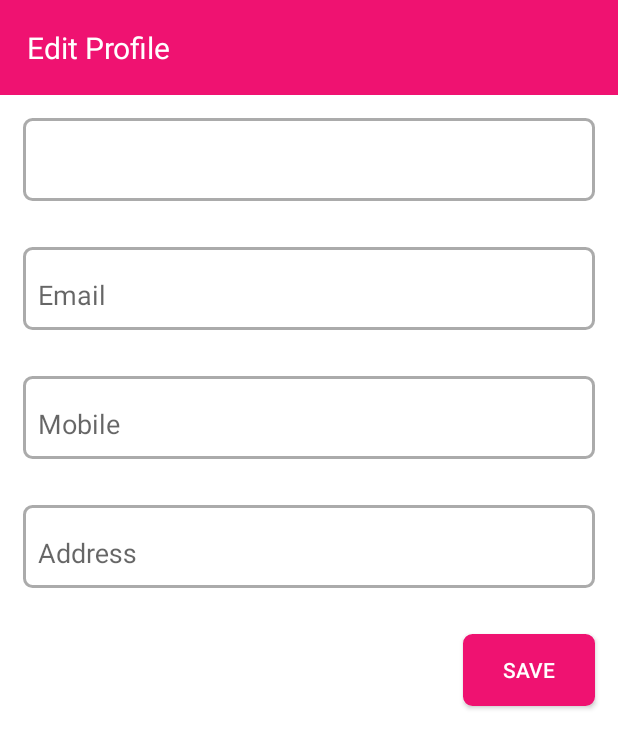
After one commit to HodaTabasi/app, an Android app: the layout edit_profile_dialog.xml on its own in the app's theme, with its tools: preview values and no code run, on a phone screen of 412 x 824 dp. The commit adds this screen. Shown: the top 748 px of the screen. Run offline under Robolectric (Android 15) with nearby library versions, the phone set to English and light mode, and no system bars; network calls fail.

Commit message:
edit_profle_dialog

```diff
--- a/app/build.gradle
+++ b/app/build.gradle
@@ -33,6 +33,7 @@ dependencies {
     compile 'com.android.support:appcompat-v7:26.0.0-alpha1'
     compile 'com.android.support:support-v4:26.0.0-alpha1'
     compile 'com.payfort:start:0.2'
+    compile 'com.mikhaellopez:circularimageview:3.0.2'
     compile 'com.android.volley:volley:1.0.0'
     compile 'com.google.code.gson:gson:2.8.1'
     compile 'com.squareup.picasso:picasso:2.5.2'
--- /dev/null
+++ b/app/src/main/res/drawable/rectangle_border.xml
@@ -0,0 +1,20 @@
+<?xml version="1.0" encoding="utf-8"?>
+<selector xmlns:android="http://schemas.android.com/apk/res/android">
+
+    <item android:state_selected="true">
+        <shape android:shape="rectangle">
+            <stroke android:width="2dp" android:color="@color/colorPrimary" />
+            <corners android:radius="5dp" />
+            <solid android:color="#fff" />
+        </shape>
+    </item>
+
+    <item >
+        <shape  android:shape="rectangle">
+            <stroke android:width="2dp" android:color="#ababab" />
+            <corners android:radius="5dp" />
+            <solid android:color="#fff" />
+        </shape>
+    </item>
+
+</selector>
--- a/app/src/main/res/layout/activity_item_details.xml
+++ b/app/src/main/res/layout/activity_item_details.xml
@@ -140,8 +140,6 @@
         android:orientation="horizontal"
         android:layout_alignParentBottom="true"
         android:padding="7dp"
-        android:layout_marginStart="5dp"
-        android:layout_marginLeft="5dp"
         android:layout_marginBottom="30dp">
         <Button
             android:layout_width="wrap_content"
@@ -152,8 +150,6 @@
             android:gravity="center"
             android:textSize="18sp"
             android:padding="10dp"
-            android:layout_marginEnd="5dp"
-            android:layout_marginRight="5dp"
             android:id="@+id/add_cart_btn"
             android:ems="14"
             />
--- /dev/null
+++ b/app/src/main/res/layout/edit_profile_dialog.xml
@@ -0,0 +1,94 @@
+<?xml version="1.0" encoding="utf-8"?>
+<LinearLayout xmlns:android="http://schemas.android.com/apk/res/android"
+    android:layout_width="match_parent"
+    android:layout_height="match_parent"
+    android:background="#fff"
+    android:orientation="vertical">
+
+    <TextView
+        android:layout_width="match_parent"
+        android:layout_height="wrap_content"
+        android:background="@color/colorPrimary"
+        android:padding="18dp"
+        android:text="Edit Profile"
+        android:textColor="#fff"
+        android:textSize="20dp" />
+
+
+    <android.support.design.widget.TextInputLayout
+        android:layout_width="match_parent"
+        android:layout_height="wrap_content"
+        android:layout_margin="15dp"
+        android:background="@drawable/rectangle_border"
+        android:hint="Username"
+        android:padding="10dp">
+
+        <EditText
+            android:layout_width="match_parent"
+            android:layout_height="match_parent"
+            android:background="@null"
+            android:textColorHint="@color/colorPrimary" />
+
+    </android.support.design.widget.TextInputLayout>
+
+    <android.support.design.widget.TextInputLayout
+        android:layout_width="match_parent"
+        android:layout_height="wrap_content"
+        android:layout_margin="15dp"
+        android:background="@drawable/rectangle_border"
+        android:hint="Email"
+        android:padding="10dp">
+
+        <EditText
+            android:layout_width="match_parent"
+            android:layout_height="match_parent"
+            android:background="@null"
+            android:textColorHint="@color/colorPrimary" />
+
+    </android.support.design.widget.TextInputLayout>
+
+    <android.support.design.widget.TextInputLayout
+        android:layout_width="match_parent"
+        android:layout_height="wrap_content"
+        android:layout_margin="15dp"
+        android:background="@drawable/rectangle_border"
+        android:hint="Mobile"
+        android:padding="10dp">
+
+        <EditText
+            android:layout_width="match_parent"
+            android:layout_height="match_parent"
+            android:background="@null"
+            android:textColorHint="@color/colorPrimary" />
+
+    </android.support.design.widget.TextInputLayout>
+
+    <android.support.design.widget.TextInputLayout
+        android:layout_width="match_parent"
+        android:layout_height="wrap_content"
+        android:layout_margin="15dp"
+        android:background="@drawable/rectangle_border"
+        android:hint="Address"
+        android:padding="10dp">
+
+        <EditText
+            android:layout_width="match_parent"
+            android:layout_height="match_parent"
+            android:background="@null"
+            android:textColorHint="@color/colorPrimary" />
+
+    </android.support.design.widget.TextInputLayout>
+
+    <Button
+        android:id="@+id/saveDet"
+        android:layout_width="wrap_content"
+        android:layout_height="wrap_content"
+        android:layout_gravity="end"
+        android:layout_margin="15dp"
+        android:text="save"
+        android:textColor="#fff"
+        android:background="@drawable/rectangle_border"
+        android:backgroundTint="@color/colorPrimary"/>
+
+
+</LinearLayout>
```
Also changed, not shown: app/src/main/java/com/shoppingapp/Fragment/EditProfileFragment.java (+13 -1 lines), app/src/main/res/drawable/edit.xml (added, +9 -0 lines), app/src/main/res/drawable/save.xml (added, +9 -0 lines), app/src/main/res/layout/fragment_profile.xml (+10 -9 lines), app/src/main/res/layout/nav_header_main.xml (+8 -8 lines), 1 other file.
